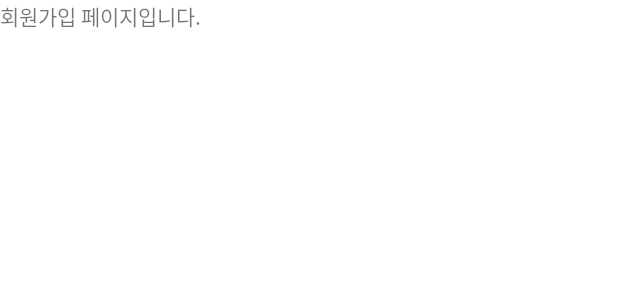
After one commit to JNU-econovation/TMI, an Android app: the layout activity_register.xml on its own in the app's theme, with its tools: preview values and no code run, on a phone screen of 412 x 824 dp. The commit adds this screen. Shown: the top 300 px of the screen. Run offline under Robolectric (Android 15) with nearby library versions, the phone set to English and light mode, and no system bars.

Commit message:
인증 성공 시 회원가입 페이지로 이동

```diff
--- /dev/null
+++ b/Honeybee/app/src/main/res/layout/activity_register.xml
@@ -0,0 +1,16 @@
+<?xml version="1.0" encoding="utf-8"?>
+<androidx.constraintlayout.widget.ConstraintLayout xmlns:android="http://schemas.android.com/apk/res/android"
+    xmlns:app="http://schemas.android.com/apk/res-auto"
+    xmlns:tools="http://schemas.android.com/tools"
+    android:layout_width="match_parent"
+    android:layout_height="match_parent"
+    tools:context=".view.activity.RegisterActivity">
+
+    <TextView
+        android:layout_width="wrap_content"
+        android:layout_height="wrap_content"
+        android:text="회원가입 페이지입니다."
+        tools:ignore="MissingConstraints">
+    </TextView>
+
+</androidx.constraintlayout.widget.ConstraintLayout>
```
Also changed, not shown: Honeybee/app/src/main/AndroidManifest.xml (+6 -2 lines), Honeybee/app/src/main/java/com/example/honeybee/view/activity/RegisterActivity.java (added, +16 -0 lines), Honeybee/app/src/main/java/com/example/honeybee/view/fragment/AuthenticationFragment.java (+6 -4 lines).
